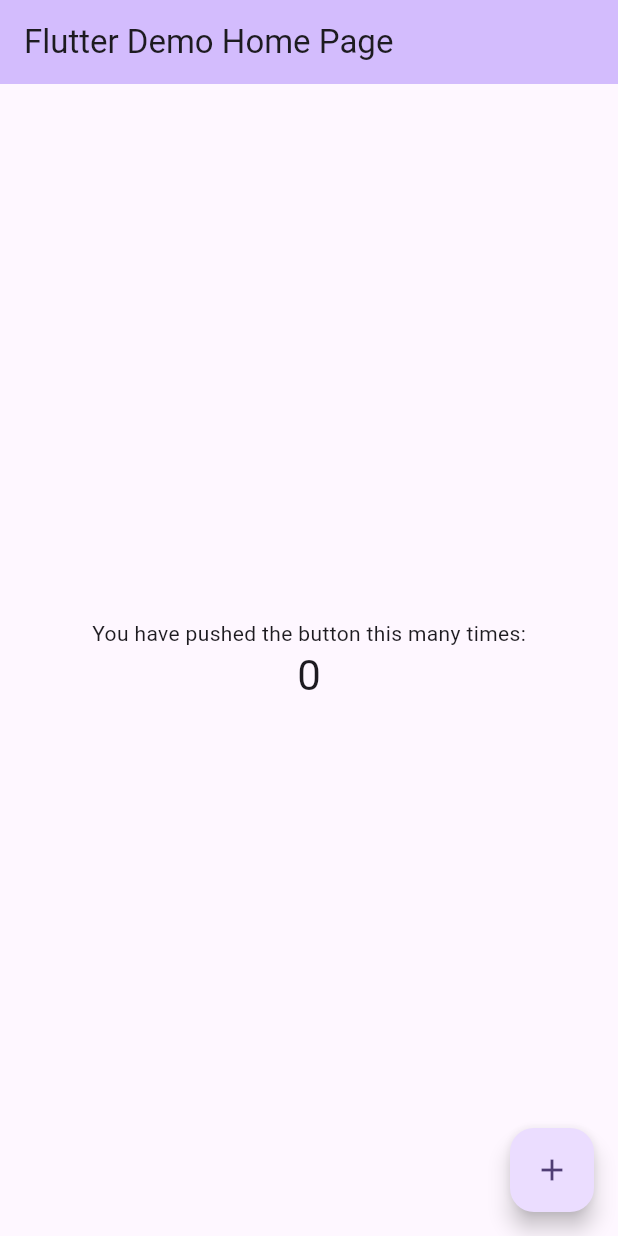
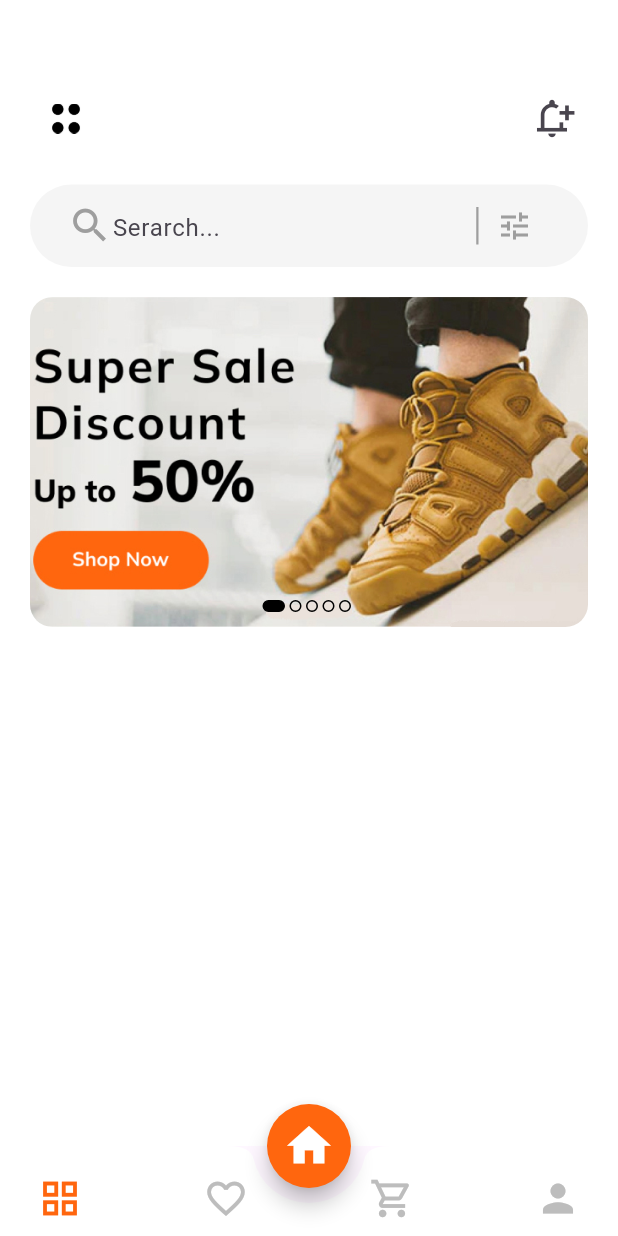
Before and after one commit to zawminhtutx/Mobile-flutter-group-projects, a Flutter app: the screen it shows after launch, on a phone screen of 412 x 824 dp. Run offline on Flutter 3.47's test engine with Material 3 defaults, Android fonts, the phone set to English and light mode, and no system bars.

Commit message:
custom home app bar navbar searchbar and imageslider

```diff
--- a/lib/Screens/Cart/cart_screen.dart
+++ b/lib/Screens/Cart/cart_screen.dart
@@ -0,0 +1,10 @@
+import 'package:flutter/material.dart';
+
+class CartScreen extends StatelessWidget {
+  const CartScreen({super.key});
+
+  @override
+  Widget build(BuildContext context) {
+    return const Scaffold();
+  }
+}
--- a/lib/Screens/Favorite/favorite_screen.dart
+++ b/lib/Screens/Favorite/favorite_screen.dart
@@ -0,0 +1,10 @@
+import 'package:flutter/material.dart';
+
+class FavoriteScreen extends StatelessWidget {
+  const FavoriteScreen({super.key});
+
+  @override
+  Widget build(BuildContext context) {
+    return const Scaffold();
+  }
+}
--- a/lib/Screens/Home/Widgets/home_app_bar.dart
+++ b/lib/Screens/Home/Widgets/home_app_bar.dart
@@ -0,0 +1,30 @@
+import 'package:flutter/material.dart';
+
+class CustomAppBar extends StatelessWidget {
+  const CustomAppBar({
+    super.key,
+  });
+
+  @override
+  Widget build(BuildContext context) {
+    return Row(
+      mainAxisAlignment: MainAxisAlignment.spaceBetween,
+      children: [
+        IconButton(
+          onPressed: () {},
+          icon: Image.asset(
+            'images/icon.png',
+            height: 20,
+          ),
+        ),
+        IconButton(
+          onPressed: () {},
+          icon: const Icon(
+            Icons.notification_add_outlined,
+            size: 30,
+          ),
+        ),
+      ],
+    );
+  }
+}
--- a/lib/Screens/Home/Widgets/image_slider.dart
+++ b/lib/Screens/Home/Widgets/image_slider.dart
@@ -0,0 +1,72 @@
+import 'package:flutter/material.dart';
+
+class ImageSlider extends StatelessWidget {
+  final Function(int) onChange;
+  final int currentSlide;
+
+  const ImageSlider({
+    super.key,
+    required this.onChange,
+    required this.currentSlide,
+  });
+
+  @override
+  Widget build(BuildContext context) {
+    return Stack(
+      children: [
+        SizedBox(
+          width: double.infinity,
+          height: 220,
+          child: ClipRRect(
+            borderRadius: BorderRadius.circular(15),
+            child: PageView(
+              scrollDirection: Axis.horizontal,
+              allowImplicitScrolling: true,
+              physics: const ClampingScrollPhysics(),
+              children: [
+                Image.asset(
+                  'images/slider.jpg',
+                  fit: BoxFit.cover,
+                ),
+                Image.asset(
+                  'images/image1.png',
+                  fit: BoxFit.cover,
+                ),
+                Image.asset(
+                  'images/slider3.png',
+                  fit: BoxFit.cover,
+                )
+              ],
+            ),
+          ),
+        ),
+        Positioned.fill(
+            bottom: 10,
+            child: Align(
+              alignment: Alignment.bottomCenter,
+              child: Row(
+                mainAxisAlignment: MainAxisAlignment.center,
+                children: List.generate(
+                  5,
+                  (index) => AnimatedContainer(
+                    duration: const Duration(microseconds: 300),
+                    width: currentSlide == index ? 15 : 8,
+                    height: 8,
+                    margin: const EdgeInsets.only(right: 3),
+                    decoration: BoxDecoration(
+                      borderRadius: BorderRadius.circular(10),
+                      color: currentSlide == index
+                          ? Colors.black
+                          : Colors.transparent,
+                      border: Border.all(
+                        color: Colors.black,
+                      ),
+                    ),
+                  ),
+                ),
+              ),
+            ))
+      ],
+    );
+  }
+}
--- a/lib/Screens/Home/Widgets/search_bar.dart
+++ b/lib/Screens/Home/Widgets/search_bar.dart
@@ -0,0 +1,53 @@
+import 'package:flutter/material.dart';
+import '../../../constants.dart';
+
+class MySearchBar extends StatelessWidget {
+  const MySearchBar({
+    super.key,
+  });
+
+  @override
+  Widget build(BuildContext context) {
+    return Container(
+      padding: const EdgeInsets.symmetric(
+        horizontal: 25,
+        vertical: 5,
+      ),
+      height: 55,
+      decoration: BoxDecoration(
+        borderRadius: BorderRadius.circular(30),
+        // border: Border.all(),
+        color: kcontentColor,
+      ),
+      child: Row(
+        children: [
+          const Icon(
+            Icons.search,
+            size: 30,
+            color: Colors.grey,
+          ),
+          const Flexible(
+            flex: 4,
+            child: TextField(
+              decoration: InputDecoration(
+                hintText: 'Serarch...',
+                border: InputBorder.none,
+              ),
+            ),
+          ),
+          Container(
+            height: 25,
+            width: 1.5,
+            color: Colors.grey,
+          ),
+          IconButton(
+              onPressed: () {},
+              icon: const Icon(
+                Icons.tune,
+                color: Colors.grey,
+              ))
+        ],
+      ),
+    );
+  }
+}
--- a/lib/Screens/Home/home_screen.dart
+++ b/lib/Screens/Home/home_screen.dart
@@ -0,0 +1,43 @@
+import 'package:flutter/material.dart';
+import 'Widgets/home_app_bar.dart';
+import 'Widgets/image_slider.dart';
+import 'Widgets/search_bar.dart';
+
+class HomeScreen extends StatelessWidget {
+  const HomeScreen({super.key});
+
+  @override
+  Widget build(BuildContext context) {
+    int currentSlide = 0;
+    return Scaffold(
+      backgroundColor: Colors.white,
+      body: SingleChildScrollView(
+        child: Padding(
+          padding: const EdgeInsets.all(20),
+          child: Column(
+            mainAxisAlignment: MainAxisAlignment.start,
+            children: [
+              const SizedBox(
+                height: 35,
+              ),
+              const CustomAppBar(),
+              const SizedBox(
+                height: 20,
+              ),
+              const MySearchBar(),
+              const SizedBox(
+                height: 20,
+              ),
+              ImageSlider(
+                currentSlide: currentSlide,
+                onChange: (value) {
+                  currentSlide = value;
+                },
+              )
+            ],
+          ),
+        ),
+      ),
+    );
+  }
+}
--- a/lib/Screens/Profile/nav_bar_screen.dart
+++ b/lib/Screens/Profile/nav_bar_screen.dart
@@ -0,0 +1,108 @@
+import 'package:ecommerce_shop/Screens/Cart/cart_screen.dart';
+import 'package:ecommerce_shop/Screens/Favorite/favorite_screen.dart';
+import 'package:ecommerce_shop/Screens/Home/home_screen.dart';
+import 'package:ecommerce_shop/constants.dart';
+import 'package:flutter/material.dart';
+
+class BottomNavBar extends StatefulWidget {
+  const BottomNavBar({super.key});
+
+  @override
+  State<BottomNavBar> createState() => _BottomNavBarState();
+}
+
+class _BottomNavBarState extends State<BottomNavBar> {
+  @override
+  Widget build(BuildContext context) {
+    int currentIndex = 0;
+    List screens = const [
+      HomeScreen(),
+      Scaffold(
+        body: Text('data'),
+      ),
+      FavoriteScreen(),
+      CartScreen(),
+      Scaffold(),
+    ];
+    return Scaffold(
+      body: screens[currentIndex],
+      floatingActionButton: FloatingActionButton(
+        onPressed: () {
+          setState(() {
+            currentIndex = 2;
+          });
+        },
+        shape: const CircleBorder(),
+        backgroundColor: kprimaryColor,
+        child: const Icon(
+          Icons.home,
+          size: 35,
+          color: Colors.white,
+        ),
+      ),
+      floatingActionButtonLocation: FloatingActionButtonLocation.centerDocked,
+      bottomNavigationBar: BottomAppBar(
+        elevation: 1,
+        height: 60,
+        color: Colors.white,
+        shape: const CircularNotchedRectangle(),
+        notchMargin: 10,
+        clipBehavior: Clip.antiAliasWithSaveLayer,
+        child: Row(
+          mainAxisSize: MainAxisSize.max,
+          mainAxisAlignment: MainAxisAlignment.spaceBetween,
+          children: [
+            IconButton(
+              onPressed: () {
+                setState(() {
+                  currentIndex = 0;
+                });
+              },
+              icon: Icon(
+                Icons.grid_view_outlined,
+                size: 30,
+                color: currentIndex == 0 ? kprimaryColor : Colors.grey[400],
+              ),
+            ),
+            IconButton(
+              onPressed: () {
+                setState(() {
+                  currentIndex = 1;
+                });
+              },
+              icon: Icon(
+                Icons.favorite_border,
+                size: 30,
+                color: currentIndex == 1 ? kprimaryColor : Colors.grey[400],
+              ),
+            ),
+            IconButton(
+              onPressed: () {
+                setState(() {
+                  currentIndex = 3;
+                });
+              },
+              icon: Icon(
+                Icons.shopping_cart_outlined,
+                size: 30,
+                color: currentIndex == 3 ? kprimaryColor : Colors.grey[400],
+              ),
+            ),
+            IconButton(
+              onPressed: () {
+                setState(() {
+                  currentIndex = 4;
+                });
+              },
+              icon: Icon(
+                Icons.person,
+                size: 30,
+                color: currentIndex == 4 ? kprimaryColor : Colors.grey[400],
+              ),
+            ),
+          ],
+        ),
+      ),
+    );
+  }
+}
--- a/lib/main.dart
+++ b/lib/main.dart
@@ -1,3 +1,4 @@
+import 'package:ecommerce_shop/Screens/Profile/nav_bar_screen.dart';
 import 'package:flutter/material.dart';
 
 void main() {
@@ -11,115 +12,13 @@
   @override
   Widget build(BuildContext context) {
     return MaterialApp(
-      title: 'Flutter Demo',
+      debugShowCheckedModeBanner: false,
+      title: 'Ecommerce Shop',
       theme: ThemeData(
-        // This is the theme of your application.
-        //
-        // TRY THIS: Try running your application with "flutter run". You'll see
-        // the application has a purple toolbar. Then, without quitting the app,
-        // try changing the seedColor in the colorScheme below to Colors.green
-        // and then invoke "hot reload" (save your changes or press the "hot
-        // reload" button in a Flutter-supported IDE, or press "r" if you used
-        // the command line to start the app).
-        //
-        // Notice that the counter didn't reset back to zero; the application
-        // state is not lost during the reload. To reset the state, use hot
-        // restart instead.
-        //
-        // This works for code too, not just values: Most code changes can be
-        // tested with just a hot reload.
         colorScheme: ColorScheme.fromSeed(seedColor: Colors.deepPurple),
         useMaterial3: true,
       ),
-      home: const MyHomePage(title: 'Flutter Demo Home Page'),
+      home: const BottomNavBar(),
     );
   }
 }
-
-class MyHomePage extends StatefulWidget {
-  const MyHomePage({super.key, required this.title});
-
-  // This widget is the home page of your application. It is stateful, meaning
-  // that it has a State object (defined below) that contains fields that affect
-  // how it looks.
-
-  // This class is the configuration for the state. It holds the values (in this
-  // case the title) provided by the parent (in this case the App widget) and
-  // used by the build method of the State. Fields in a Widget subclass are
-  // always marked "final".
-
-  final String title;
-
-  @override
-  State<MyHomePage> createState() => _MyHomePageState();
-}
-
-class _MyHomePageState extends State<MyHomePage> {
-  int _counter = 0;
-
-  void _incrementCounter() {
-    setState(() {
-      // This call to setState tells the Flutter framework that something has
-      // changed in this State, which causes it to rerun the build method below
-      // so that the display can reflect the updated values. If we changed
-      // _counter without calling setState(), then the build method would not be
-      // called again, and so nothing would appear to happen.
-      _counter++;
-    });
-  }
-
-  @override
-  Widget build(BuildContext context) {
-    // This method is rerun every time setState is called, for instance as done
-    // by the _incrementCounter method above.
-    //
-    // The Flutter framework has been optimized to make rerunning build methods
-    // fast, so that you can just rebuild anything that needs updating rather
-    // than having to individually change instances of widgets.
-    return Scaffold(
-      appBar: AppBar(
-        // TRY THIS: Try changing the color here to a specific color (to
-        // Colors.amber, perhaps?) and trigger a hot reload to see the AppBar
-        // change color while the other colors stay the same.
-        backgroundColor: Theme.of(context).colorScheme.inversePrimary,
-        // Here we take the value from the MyHomePage object that was created by
-        // the App.build method, and use it to set our appbar title.
-        title: Text(widget.title),
-      ),
-      body: Center(
-        // Center is a layout widget. It takes a single child and positions it
-        // in the middle of the parent.
-        child: Column(
-          // Column is also a layout widget. It takes a list of children and
-          // arranges them vertically. By default, it sizes itself to fit its
-          // children horizontally, and tries to be as tall as its parent.
-          //
-          // Column has various properties to control how it sizes itself and
-          // how it positions its children. Here we use mainAxisAlignment to
-          // center the children vertically; the main axis here is the vertical
-          // axis because Columns are vertical (the cross axis would be
-          // horizontal).
-          //
-          // TRY THIS: Invoke "debug painting" (choose the "Toggle Debug Paint"
-          // action in the IDE, or press "p" in the console), to see the
-          // wireframe for each widget.
-          mainAxisAlignment: MainAxisAlignment.center,
-          children: <Widget>[
-            const Text(
-              'You have pushed the button this many times:',
-            ),
-            Text(
-              '$_counter',
-              style: Theme.of(context).textTheme.headlineMedium,
-            ),
-          ],
-        ),
-      ),
-      floatingActionButton: FloatingActionButton(
-        onPressed: _incrementCounter,
-        tooltip: 'Increment',
-        child: const Icon(Icons.add),
-      ), // This trailing comma makes auto-formatting nicer for build methods.
-    );
-  }
-}
```
